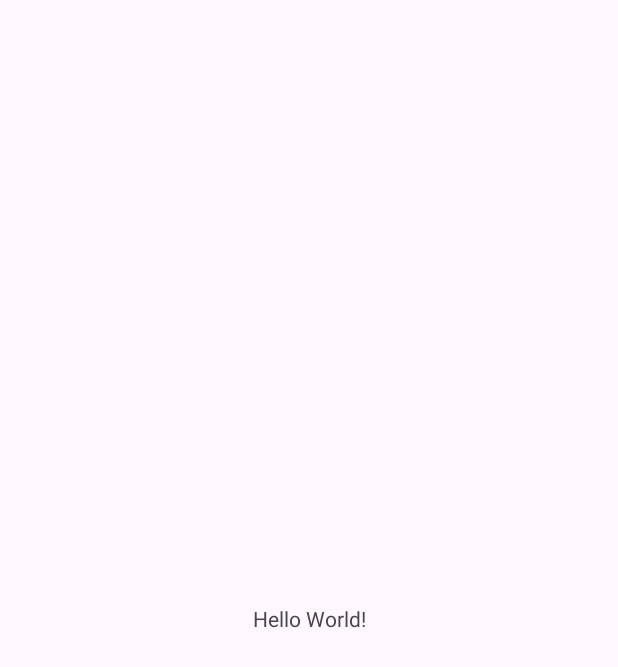
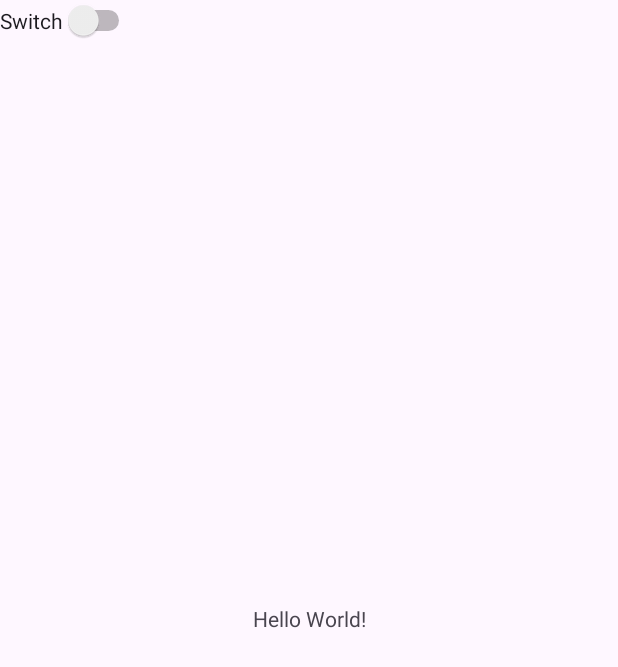
Before and after one commit to Jhggzxcv/EliavTsfApp, an Android app: the screen it shows after launch (MainActivity), on a phone screen of 412 x 824 dp. Before the commit the part shown is almost empty. Shown: the top 667 px of the screen. Run offline under Robolectric (Android 15) with nearby library versions, the phone set to English and light mode, and no system bars.

Commit message:
added swich button

```diff
--- a/app/src/main/java/com/eliavtsf/eliavapplication/MainActivity.java
+++ b/app/src/main/java/com/eliavtsf/eliavapplication/MainActivity.java
@@ -1,15 +1,21 @@
 package com.eliavtsf.eliavapplication;
 
 import android.os.Bundle;
+import android.view.View;
+import android.widget.CompoundButton;
+import android.widget.Switch;
+import android.widget.Toast;
 
 import androidx.activity.EdgeToEdge;
+import androidx.annotation.NonNull;
 import androidx.appcompat.app.AppCompatActivity;
 import androidx.core.graphics.Insets;
 import androidx.core.view.ViewCompat;
 import androidx.core.view.WindowInsetsCompat;
 
-public class MainActivity extends AppCompatActivity {
+public class MainActivity extends AppCompatActivity implements CompoundButton.OnCheckedChangeListener {
 
+    Switch swich1;
     @Override
     protected void onCreate(Bundle savedInstanceState) {
         super.onCreate(savedInstanceState);
@@ -20,5 +26,18 @@ public class MainActivity extends AppCompatActivity {
             v.setPadding(systemBars.left, systemBars.top, systemBars.right, systemBars.bottom);
             return insets;
         });
+        swich1=findViewById(R.id.swEliavtsf);   //אחרת יהיה NULL
+        swich1.setOnCheckedChangeListener(this);  //אחרת לא יקרה כלום
+    }
+
+
+    @Override
+    public void onCheckedChanged(@NonNull CompoundButton compoundButton, boolean swich1) {
+       if (swich1)
+           Toast.makeText(this, "true", Toast.LENGTH_LONG).show();
+       else
+           Toast.makeText(this, "false", Toast.LENGTH_SHORT).show();
+
+
     }
 }
--- a/app/src/main/res/layout/activity_main.xml
+++ b/app/src/main/res/layout/activity_main.xml
@@ -16,4 +16,14 @@
         app:layout_constraintStart_toStartOf="parent"
         app:layout_constraintTop_toTopOf="parent" />
 
+    <Switch
+        android:id="@+id/swEliavtsf"
+        android:layout_width="wrap_content"
+        android:layout_height="wrap_content"
+        android:text="Switch"
+        tools:layout_editor_absoluteX="139dp"
+        tools:layout_editor_absoluteY="136dp"
+        tools:ignore="MissingConstraints,UseSwitchCompatOrMaterialXml" />
+
+
 </androidx.constraintlayout.widget.ConstraintLayout>
```
